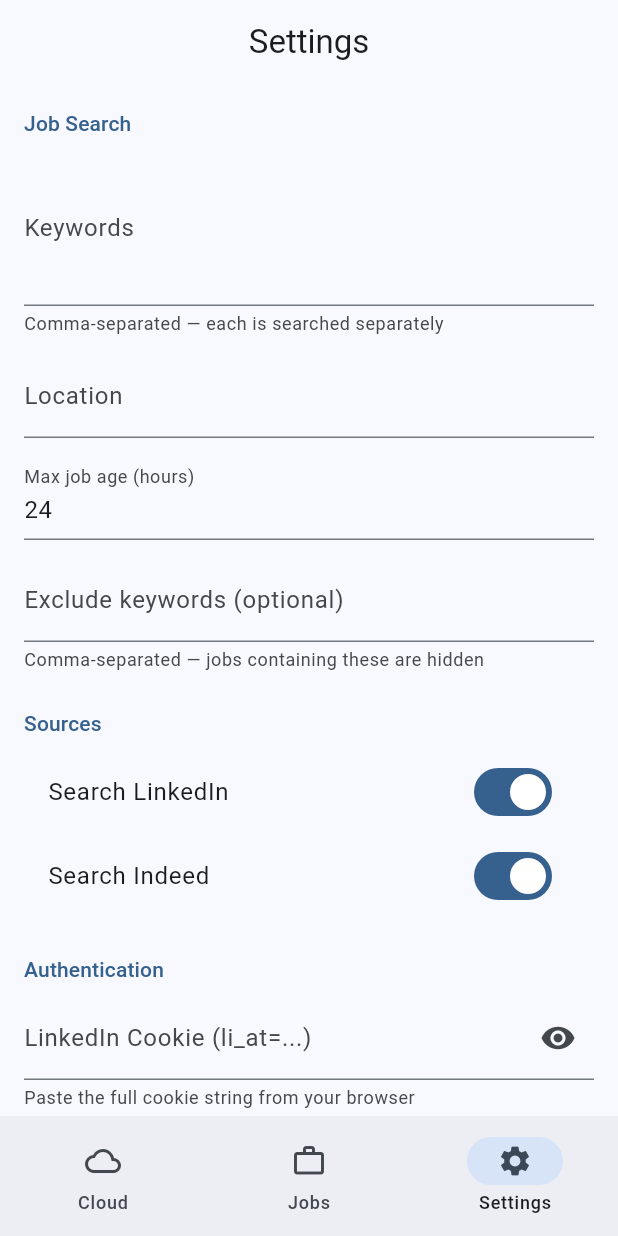
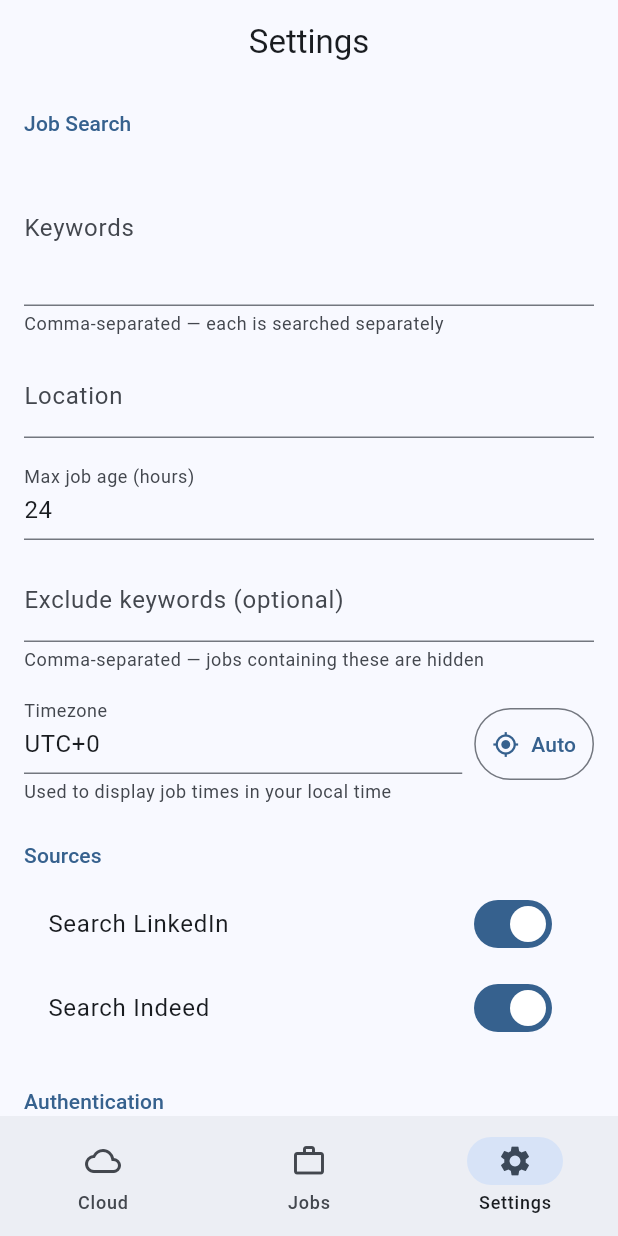
Before and after one commit to mohamedkhalaf0045-stack/job-alert, a Flutter app: the screen it shows after launch, item 3 of the bottom bar chosen, on a phone screen of 412 x 824 dp. Run offline on Flutter 3.47's test engine with Material 3 defaults, Android fonts, the phone set to English and light mode, and no system bars; network calls fail.

Commit message:
feat: timezone auto-detect and edit in settings, local time in job dates
Co-Authored-By: Claude Sonnet 4.6 <noreply@anthropic.com>

```diff
--- a/mobile/lib/models/app_settings.dart
+++ b/mobile/lib/models/app_settings.dart
@@ -9,6 +9,7 @@ class AppSettings {
   final String userProfile;
   final int minAiScore;
   final String ollamaUrl;
+  final String timezone;
 
   const AppSettings({
     required this.keywords,
@@ -21,10 +22,11 @@ class AppSettings {
     required this.userProfile,
     required this.minAiScore,
     required this.ollamaUrl,
+    required this.timezone,
   });
 
-  factory AppSettings.defaults() => const AppSettings(
-        keywords: [],
+  factory AppSettings.defaults() => AppSettings(
+        keywords: const [],
         location: '',
         maxHours: 24,
         searchLinkedIn: true,
@@ -34,7 +36,16 @@ class AppSettings {
         userProfile: '',
         minAiScore: 4,
         ollamaUrl: 'http://localhost:11434',
+        timezone: deviceTimezone(),
       );
+
+  static String deviceTimezone() {
+    final offset = DateTime.now().timeZoneOffset;
+    final h = offset.inMinutes ~/ 60;
+    final m = offset.inMinutes.abs() % 60;
+    final sign = h >= 0 ? '+' : '-';
+    return m == 0 ? 'UTC$sign${h.abs()}' : 'UTC$sign${h.abs()}:${m.toString().padLeft(2, '0')}';
+  }
 
   factory AppSettings.fromMap(Map<String, String> map) => AppSettings(
         keywords: (map['keywords'] ?? '')
@@ -51,6 +62,7 @@ class AppSettings {
         userProfile: map['user_profile'] ?? '',
         minAiScore: int.tryParse(map['llm_min_score'] ?? '') ?? 4,
         ollamaUrl: map['ollama_url'] ?? 'http://localhost:11434',
+        timezone: map['timezone']?.isNotEmpty == true ? map['timezone']! : deviceTimezone(),
       );
 
   Map<String, String> toMap() => {
@@ -64,5 +76,14 @@ class AppSettings {
         'user_profile': userProfile,
         'llm_min_score': minAiScore.toString(),
         'ollama_url': ollamaUrl,
+        'timezone': timezone,
       };
+
+  /// Parses the stored timezone string and returns its UTC offset in hours.
+  /// e.g. "UTC+4 (UAE)" → 4, "UTC-5 (EST)" → -5, "UTC" → 0
+  int get timezoneOffsetHours {
+    final m = RegExp(r'UTC([+-]\d+)').firstMatch(timezone);
+    if (m == null) return 0;
+    return int.tryParse(m.group(1)!) ?? 0;
+  }
 }
--- a/mobile/lib/screens/job_detail_screen.dart
+++ b/mobile/lib/screens/job_detail_screen.dart
@@ -107,8 +107,15 @@ class _JobDetailScreenState extends State<JobDetailScreen> {
         _           => const Color(0xFFF0B400),
       };
 
-  String _formatDate(DateTime d) =>
-      '${d.year}-${d.month.toString().padLeft(2, '0')}-${d.day.toString().padLeft(2, '0')}';
+  String _formatDate(DateTime d) {
+    final local = d.isUtc ? d.toLocal() : d;
+    final offset = DateTime.now().timeZoneOffset;
+    final sign = offset.isNegative ? '-' : '+';
+    final h = offset.inMinutes.abs() ~/ 60;
+    final tzLabel = 'UTC$sign$h';
+    return '${local.year}-${local.month.toString().padLeft(2, '0')}-${local.day.toString().padLeft(2, '0')} '
+        '${local.hour.toString().padLeft(2, '0')}:${local.minute.toString().padLeft(2, '0')} ($tzLabel)';
+  }
 }
 
 class _InfoRow extends StatelessWidget {
--- a/mobile/lib/screens/settings_screen.dart
+++ b/mobile/lib/screens/settings_screen.dart
@@ -20,6 +20,7 @@ class _SettingsScreenState extends State<SettingsScreen> {
   final _profileCtrl    = TextEditingController();
   final _minScoreCtrl   = TextEditingController();
   final _ollamaCtrl     = TextEditingController();
+  final _timezoneCtrl   = TextEditingController();
 
   bool _searchLinkedIn = true;
   bool _searchIndeed   = true;
@@ -43,6 +44,7 @@ class _SettingsScreenState extends State<SettingsScreen> {
     _profileCtrl.dispose();
     _minScoreCtrl.dispose();
     _ollamaCtrl.dispose();
+    _timezoneCtrl.dispose();
     super.dispose();
   }
 
@@ -59,6 +61,7 @@ class _SettingsScreenState extends State<SettingsScreen> {
         _profileCtrl.text    = s.userProfile;
         _minScoreCtrl.text   = s.minAiScore.toString();
         _ollamaCtrl.text     = s.ollamaUrl;
+        _timezoneCtrl.text   = s.timezone;
         _searchLinkedIn      = s.searchLinkedIn;
         _searchIndeed        = s.searchIndeed;
         _loading             = false;
@@ -87,6 +90,9 @@ class _SettingsScreenState extends State<SettingsScreen> {
       userProfile:     _profileCtrl.text.trim(),
       minAiScore:      int.tryParse(_minScoreCtrl.text.trim()) ?? 4,
       ollamaUrl:       _ollamaCtrl.text.trim(),
+      timezone:        _timezoneCtrl.text.trim().isEmpty
+                           ? AppSettings.deviceTimezone()
+                           : _timezoneCtrl.text.trim(),
     );
 
     final ok = await SupabaseService.saveSettings(settings);
@@ -150,6 +156,43 @@ class _SettingsScreenState extends State<SettingsScreen> {
               hintText: 'senior, intern, agency',
               helperText: 'Comma-separated — jobs containing these are hidden',
             ),
+          ),
+          const SizedBox(height: 12),
+          Row(
+            crossAxisAlignment: CrossAxisAlignment.start,
+            children: [
+              Expanded(
+                child: TextFormField(
+                  controller: _timezoneCtrl,
+                  decoration: const InputDecoration(
+                    labelText: 'Timezone',
+                    hintText: 'UTC+4',
+                    helperText: 'Used to display job times in your local time',
+                  ),
+                  validator: (v) {
+                    if (v == null || v.trim().isEmpty) return null;
+                    if (!RegExp(r'^UTC[+-]\d{1,2}(:\d{2})?$').hasMatch(v.trim())) {
+                      return 'Format: UTC+4 or UTC-5';
+                    }
+                    return null;
+                  },
+                ),
+              ),
+              const SizedBox(width: 8),
+              Padding(
+                padding: const EdgeInsets.only(top: 12),
+                child: OutlinedButton.icon(
+                  onPressed: () => setState(
+                    () => _timezoneCtrl.text = AppSettings.deviceTimezone(),
+                  ),
+                  icon: const Icon(Icons.my_location, size: 18),
+                  label: const Text('Auto'),
+                  style: OutlinedButton.styleFrom(
+                    padding: const EdgeInsets.symmetric(horizontal: 12, vertical: 14),
+                  ),
+                ),
+              ),
+            ],
           ),
           const SizedBox(height: 24),
           _Section('Sources'),
```
Also changed, not shown: 1 other file.
